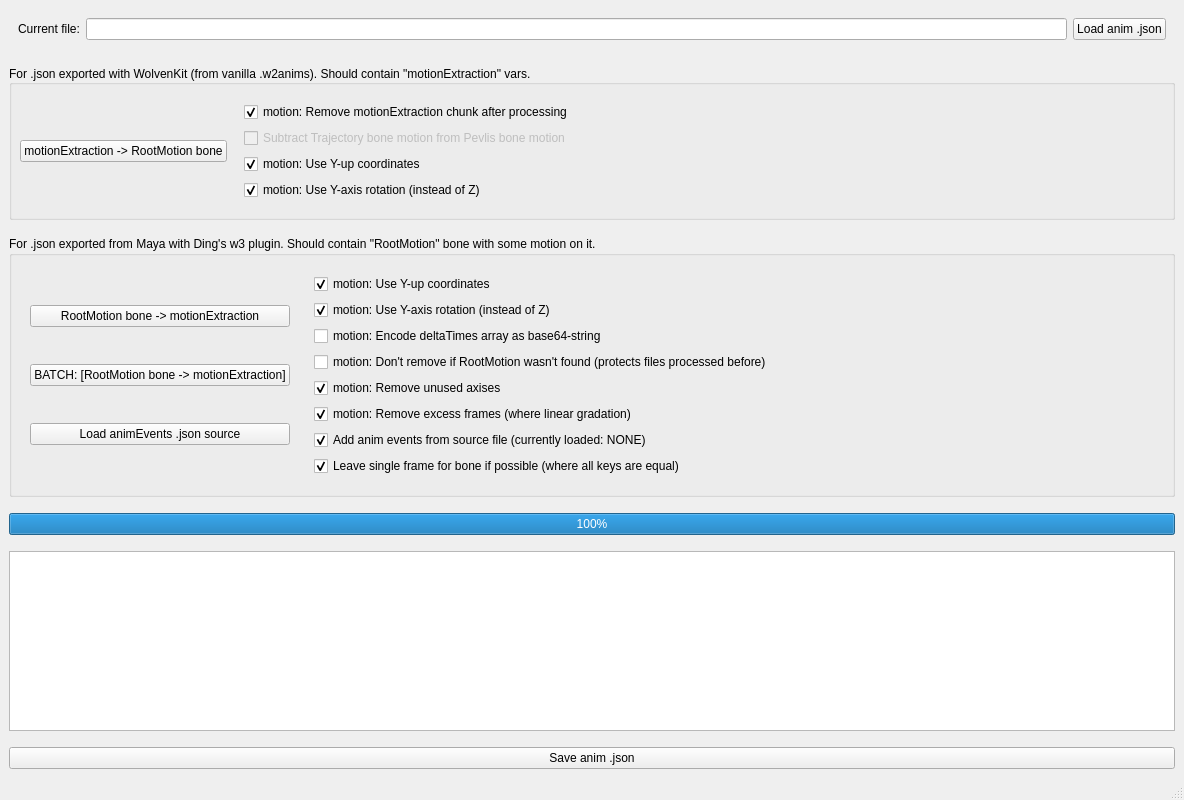
nikich340/W3-Maya-AnimUtil, file source/W3MayaAnimUtil.ui: the form before one commit.
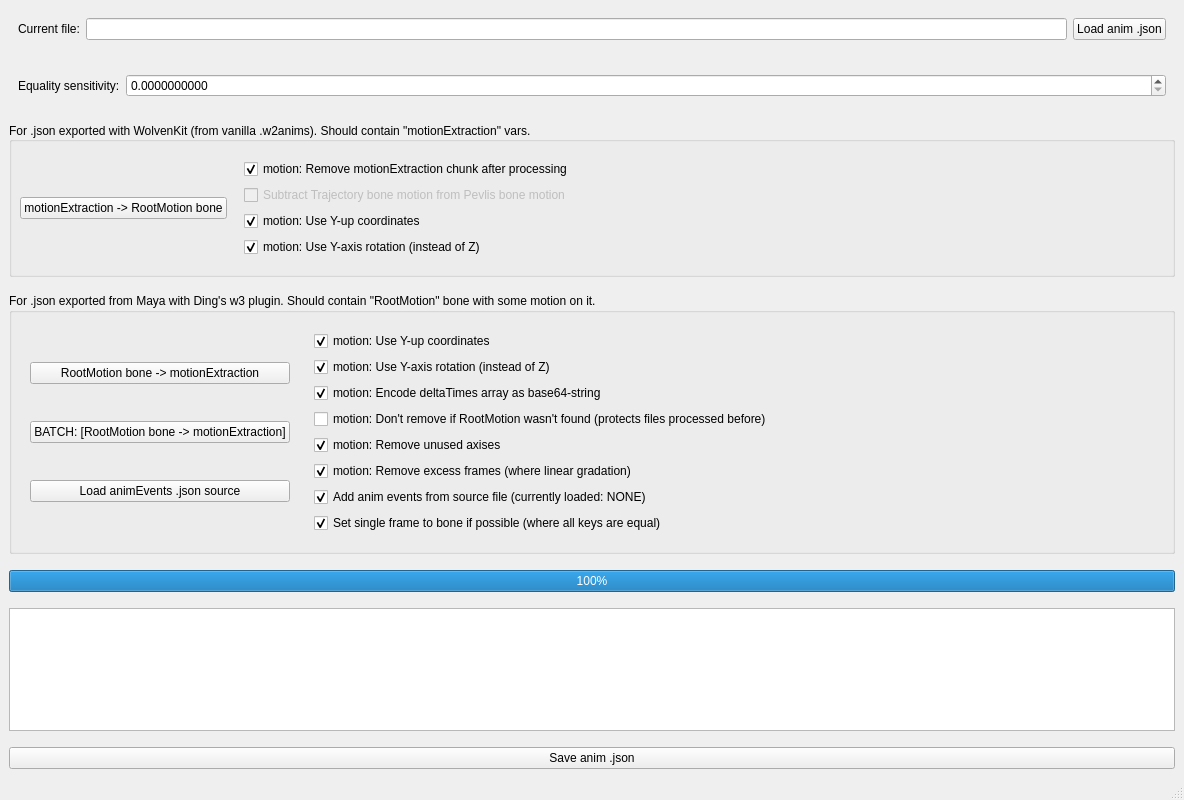
The form after the commit.

Commit message: + Add support for optimizing bones (N -> 1 frame if keys are equal)

Patch:
```diff
--- a/source/W3MayaAnimUtil.ui
+++ b/source/W3MayaAnimUtil.ui
@@ -68,6 +68,38 @@
       </layout>
      </widget>
     </item>
+    <item>
+     <widget class="QWidget" name="widget_5" native="true">
+      <layout class="QHBoxLayout" name="horizontalLayout_2">
+       <item>
+        <widget class="QLabel" name="labelSensivity">
+         <property name="text">
+          <string>Equality sensitivity:</string>
+         </property>
+        </widget>
+       </item>
+       <item>
+        <widget class="QDoubleSpinBox" name="spinSensivity">
+         <property name="sizePolicy">
+          <sizepolicy hsizetype="Expanding" vsizetype="Fixed">
+           <horstretch>0</horstretch>
+           <verstretch>0</verstretch>
+          </sizepolicy>
+         </property>
+         <property name="decimals">
+          <number>10</number>
+         </property>
+         <property name="minimum">
+          <double>0.000000000000000</double>
+         </property>
+         <property name="singleStep">
+          <double>0.000001000000000</double>
+         </property>
+        </widget>
+       </item>
+      </layout>
+     </widget>
+    </item>
     <item>
      <widget class="QGroupBox" name="groupBox">
       <property name="title">
@@ -244,6 +276,9 @@
             <property name="text">
              <string>motion: Encode deltaTimes array as base64-string</string>
             </property>
+            <property name="checked">
+             <bool>true</bool>
+            </property>
            </widget>
           </item>
           <item>
@@ -292,7 +327,7 @@
           <item>
            <widget class="QCheckBox" name="checkOptimizeEqual">
             <property name="text">
-             <string>Leave single frame for bone if possible (where all keys are equal)</string>
+             <string>Set single frame to bone if possible (where all keys are equal)</string>
             </property>
             <property name="checked">
              <bool>true</bool>
```
The commit also changes 2 other files.
